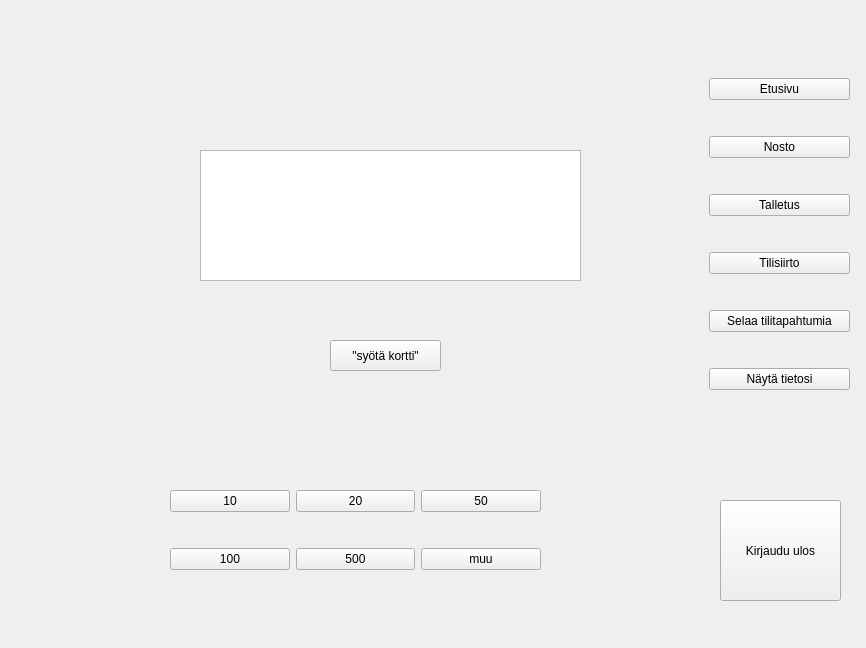
bank-2022/group7, file bankautomat/mainwindow.ui: the form before one commit.
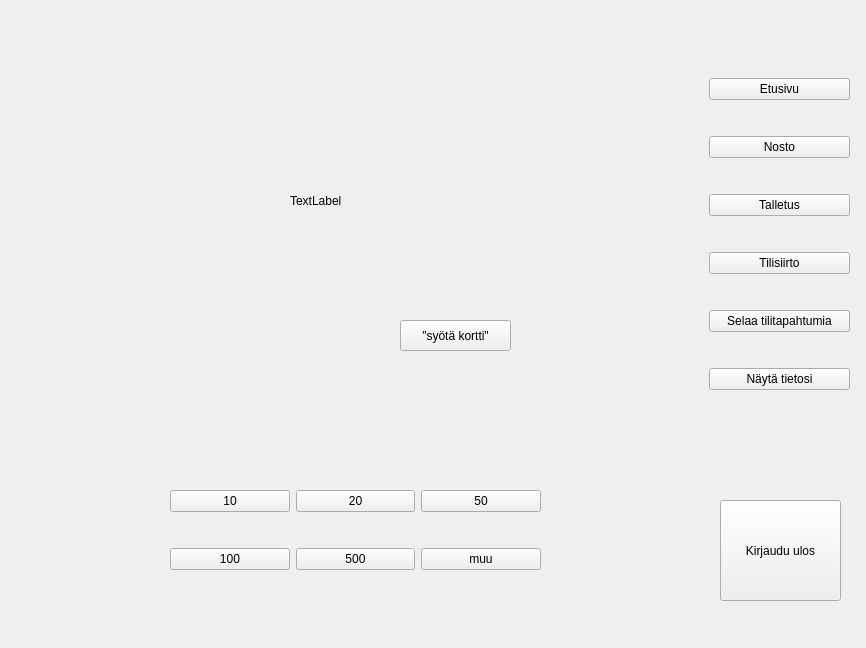
The form after the commit. The open tabs and pages were chosen to show the change.

Patch:
```diff
--- a/bankautomat/mainwindow.ui
+++ b/bankautomat/mainwindow.ui
@@ -30,8 +30,8 @@
      <widget class="QPushButton" name="syotaPin">
       <property name="geometry">
        <rect>
-        <x>320</x>
-        <y>320</y>
+        <x>390</x>
+        <y>300</y>
         <width>111</width>
         <height>31</height>
        </rect>
@@ -40,34 +40,19 @@
        <string>&quot;syötä kortti&quot;</string>
       </property>
      </widget>
-     <widget class="QTextBrowser" name="textBrowser">
+     <widget class="QLabel" name="tervetuloaLabel">
       <property name="geometry">
        <rect>
-        <x>190</x>
-        <y>130</y>
-        <width>381</width>
-        <height>131</height>
+        <x>280</x>
+        <y>120</y>
+        <width>311</width>
+        <height>121</height>
        </rect>
       </property>
-      <property name="html">
-       <string>&lt;!DOCTYPE HTML PUBLIC &quot;-//W3C//DTD HTML 4.0//EN&quot; &quot;http://www.w3.org/TR/REC-html40/strict.dtd&quot;&gt;
-&lt;html&gt;&lt;head&gt;&lt;meta name=&quot;qrichtext&quot; content=&quot;1&quot; /&gt;&lt;style type=&quot;text/css&quot;&gt;
-p, li { white-space: pre-wrap; }
-&lt;/style&gt;&lt;/head&gt;&lt;body style=&quot; font-family:'MS Shell Dlg 2'; font-size:8.25pt; font-weight:400; font-style:normal;&quot;&gt;
-&lt;p align=&quot;center&quot; style=&quot;-qt-paragraph-type:empty; margin-top:0px; margin-bottom:0px; margin-left:0px; margin-right:0px; -qt-block-indent:0; text-indent:0px; font-family:'Segoe UI'; font-size:9pt;&quot;&gt;&lt;br /&gt;&lt;/p&gt;&lt;/body&gt;&lt;/html&gt;</string>
+      <property name="text">
+       <string>TextLabel</string>
       </property>
      </widget>
-     <widget class="QWidget" name="verticalLayoutWidget_2">
-      <property name="geometry">
-       <rect>
-        <x>190</x>
-        <y>130</y>
-        <width>381</width>
-        <height>132</height>
-       </rect>
-      </property>
-      <layout class="QVBoxLayout" name="verticalLayout_2"/>
-     </widget>
     </widget>
     <widget class="QWidget" name="mainPage">
      <widget class="QLabel" name="saldoLabel">
@@ -588,9 +573,9 @@
     <property name="geometry">
      <rect>
       <x>50</x>
-      <y>50</y>
+      <y>30</y>
       <width>411</width>
-      <height>91</height>
+      <height>61</height>
      </rect>
     </property>
     <property name="text">
```
Left out of the diff: 2 changed lines with no effect on the pictures.
